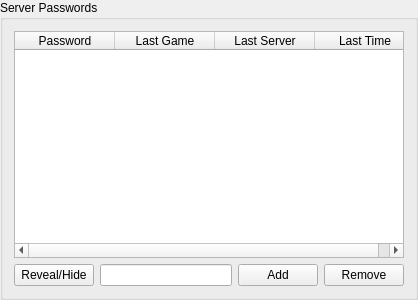
This is src/core/gui/configuration/cfgserverpasswords.ui in Destroyerrrocket/doomseeker-unofficial as Qt 5 draws it before an edit. The edited form follows.
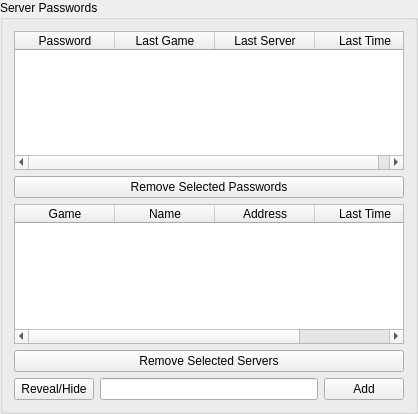
This is the edited form.

Commit message: - Added server history management for server passwords.

The edit to the form file:
```diff
--- a/src/core/gui/configuration/cfgserverpasswords.ui
+++ b/src/core/gui/configuration/cfgserverpasswords.ui
@@ -7,7 +7,7 @@
     <x>0</x>
     <y>0</y>
     <width>418</width>
-    <height>300</height>
+    <height>414</height>
    </rect>
   </property>
   <property name="windowTitle">
@@ -68,6 +68,62 @@
      </column>
     </widget>
    </item>
+   <item>
+    <widget class="QPushButton" name="btnRemovePasswords">
+     <property name="text">
+      <string>Remove Selected Passwords</string>
+     </property>
+    </widget>
+   </item>
+   <item>
+    <widget class="QTableWidget" name="tableServers">
+     <property name="editTriggers">
+      <set>QAbstractItemView::NoEditTriggers</set>
+     </property>
+     <property name="selectionBehavior">
+      <enum>QAbstractItemView::SelectRows</enum>
+     </property>
+     <attribute name="horizontalHeaderHighlightSections">
+      <bool>false</bool>
+     </attribute>
+     <attribute name="horizontalHeaderShowSortIndicator" stdset="0">
+      <bool>true</bool>
+     </attribute>
+     <attribute name="verticalHeaderVisible">
+      <bool>false</bool>
+     </attribute>
+     <attribute name="verticalHeaderHighlightSections">
+      <bool>false</bool>
+     </attribute>
+     <column>
+      <property name="text">
+       <string>Game</string>
+      </property>
+     </column>
+     <column>
+      <property name="text">
+       <string>Name</string>
+      </property>
+     </column>
+     <column>
+      <property name="text">
+       <string>Address</string>
+      </property>
+     </column>
+     <column>
+      <property name="text">
+       <string>Last Time</string>
+      </property>
+     </column>
+    </widget>
+   </item>
+   <item>
+    <widget class="QPushButton" name="btnRemoveServers">
+     <property name="text">
+      <string>Remove Selected Servers</string>
+     </property>
+    </widget>
+   </item>
    <item>
     <layout class="QHBoxLayout" name="horizontalLayout">
      <item>
@@ -91,13 +147,6 @@
        </property>
       </widget>
      </item>
-     <item>
-      <widget class="QPushButton" name="btnRemove">
-       <property name="text">
-        <string>Remove</string>
-       </property>
-      </widget>
-     </item>
     </layout>
    </item>
   </layout>
```
Left out of the diff: 56 changed lines with no effect on the pictures. The commit also changes 2 other files.
